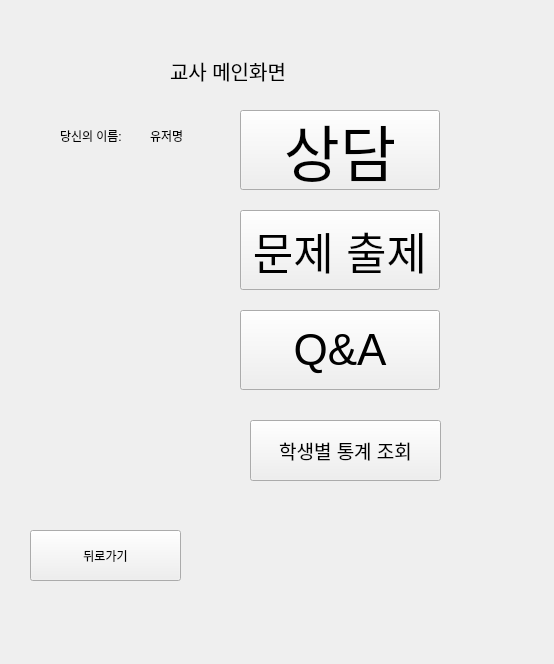
First picture: the form in teacher_client.ui, repository Eduappproject/education_application, before the edit.
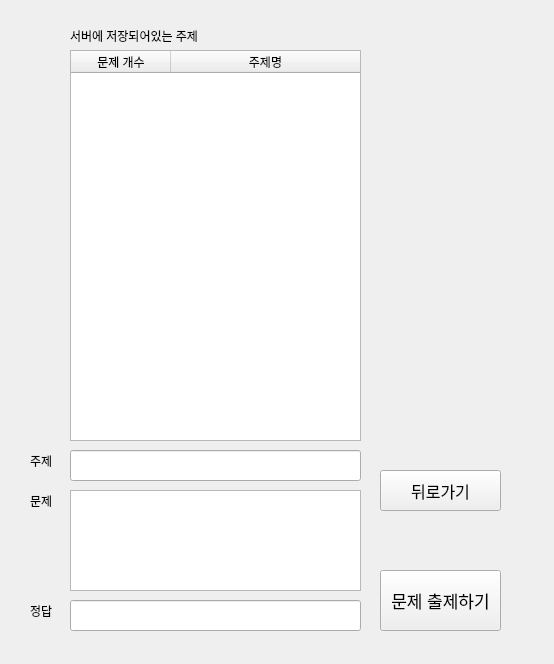
Second picture: the form after the edit. The open tabs and pages were chosen to show the change.

```diff
--- a/teacher_client.ui
+++ b/teacher_client.ui
@@ -479,10 +479,10 @@
     <widget class="QPushButton" name="StudentScorePageLoadButton">
      <property name="geometry">
       <rect>
-       <x>240</x>
-       <y>410</y>
-       <width>191</width>
-       <height>61</height>
+       <x>230</x>
+       <y>400</y>
+       <width>200</width>
+       <height>80</height>
       </rect>
      </property>
      <property name="font">
@@ -551,8 +551,8 @@
     <widget class="QPushButton" name="backButton_2">
      <property name="geometry">
       <rect>
-       <x>20</x>
-       <y>520</y>
+       <x>40</x>
+       <y>200</y>
        <width>151</width>
        <height>51</height>
       </rect>
@@ -564,8 +564,8 @@
     <widget class="QLabel" name="userNameLabel">
      <property name="geometry">
       <rect>
-       <x>140</x>
-       <y>110</y>
+       <x>100</x>
+       <y>100</y>
        <width>91</width>
        <height>31</height>
       </rect>
@@ -596,13 +596,13 @@
      <property name="geometry">
       <rect>
        <x>50</x>
-       <y>110</y>
-       <width>81</width>
+       <y>100</y>
+       <width>51</width>
        <height>31</height>
       </rect>
      </property>
      <property name="text">
-      <string>당신의 이름:</string>
+      <string>이름:</string>
      </property>
     </widget>
    </widget>
@@ -1454,6 +1454,155 @@
      </property>
     </widget>
    </widget>
+   <widget class="QWidget" name="SetQuestionsPage">
+    <widget class="QTextEdit" name="textEdit">
+     <property name="geometry">
+      <rect>
+       <x>60</x>
+       <y>480</y>
+       <width>291</width>
+       <height>101</height>
+      </rect>
+     </property>
+    </widget>
+    <widget class="QLineEdit" name="lineEdit">
+     <property name="geometry">
+      <rect>
+       <x>60</x>
+       <y>590</y>
+       <width>291</width>
+       <height>31</height>
+      </rect>
+     </property>
+    </widget>
+    <widget class="QTableWidget" name="tableWidget">
+     <property name="geometry">
+      <rect>
+       <x>60</x>
+       <y>40</y>
+       <width>291</width>
+       <height>391</height>
+      </rect>
+     </property>
+     <property name="editTriggers">
+      <set>QAbstractItemView::NoEditTriggers</set>
+     </property>
+     <attribute name="horizontalHeaderCascadingSectionResizes">
+      <bool>false</bool>
+     </attribute>
+     <attribute name="horizontalHeaderStretchLastSection">
+      <bool>true</bool>
+     </attribute>
+     <column>
+      <property name="text">
+       <string>문제 개수</string>
+      </property>
+     </column>
+     <column>
+      <property name="text">
+       <string>주제명</string>
+      </property>
+     </column>
+    </widget>
+    <widget class="QLineEdit" name="lineEdit_2">
+     <property name="geometry">
+      <rect>
+       <x>60</x>
+       <y>440</y>
+       <width>291</width>
+       <height>31</height>
+      </rect>
+     </property>
+    </widget>
+    <widget class="QLabel" name="label_8">
+     <property name="geometry">
+      <rect>
+       <x>20</x>
+       <y>590</y>
+       <width>51</width>
+       <height>21</height>
+      </rect>
+     </property>
+     <property name="text">
+      <string>정답</string>
+     </property>
+    </widget>
+    <widget class="QLabel" name="label_17">
+     <property name="geometry">
+      <rect>
+       <x>20</x>
+       <y>480</y>
+       <width>61</width>
+       <height>21</height>
+      </rect>
+     </property>
+     <property name="text">
+      <string>문제</string>
+     </property>
+    </widget>
+    <widget class="QLabel" name="label_21">
+     <property name="geometry">
+      <rect>
+       <x>20</x>
+       <y>440</y>
+       <width>61</width>
+       <height>21</height>
+      </rect>
+     </property>
+     <property name="text">
+      <string>주제</string>
+     </property>
+    </widget>
+    <widget class="QLabel" name="label_28">
+     <property name="geometry">
+      <rect>
+       <x>60</x>
+       <y>10</y>
+       <width>191</width>
+       <height>31</height>
+      </rect>
+     </property>
+     <property name="text">
+      <string>서버에 저장되어있는 주제</string>
+     </property>
+    </widget>
+    <widget class="QPushButton" name="pushButton">
+     <property name="geometry">
+      <rect>
+       <x>370</x>
+       <y>560</y>
+       <width>121</width>
+       <height>61</height>
+      </rect>
+     </property>
+     <property name="font">
+      <font>
+       <pointsize>13</pointsize>
+      </font>
+     </property>
+     <property name="text">
+      <string>문제 출제하기</string>
+     </property>
+    </widget>
+    <widget class="QPushButton" name="pushButton_2">
+     <property name="geometry">
+      <rect>
+       <x>370</x>
+       <y>460</y>
+       <width>121</width>
+       <height>41</height>
+      </rect>
+     </property>
+     <property name="font">
+      <font>
+       <pointsize>12</pointsize>
+      </font>
+     </property>
+     <property name="text">
+      <string>뒤로가기</string>
+     </property>
+    </widget>
+   </widget>
   </widget>
  </widget>
  <resources/>
```
Left out of the diff: 2 changed lines with no effect on the pictures.
